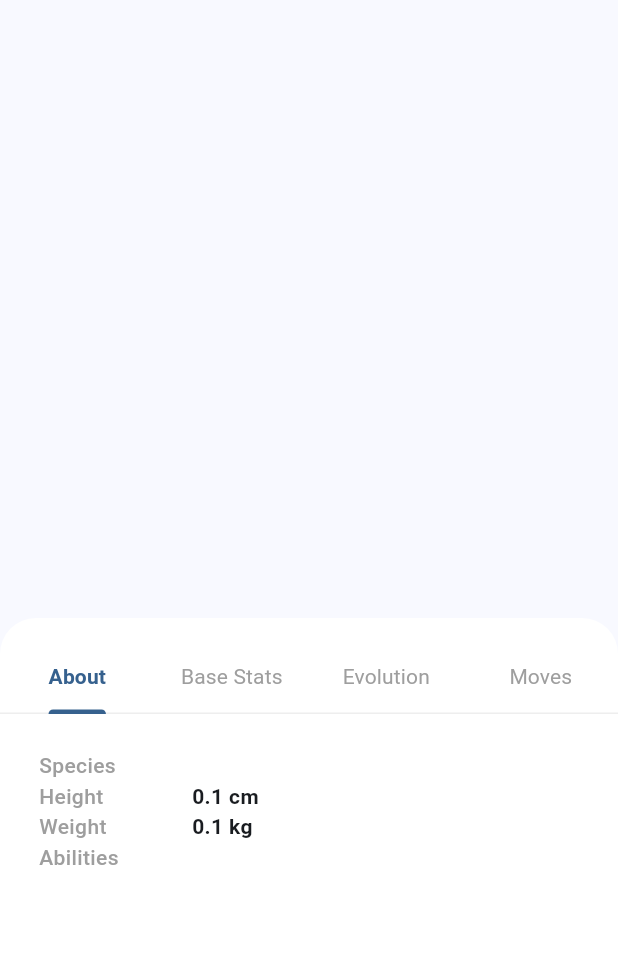
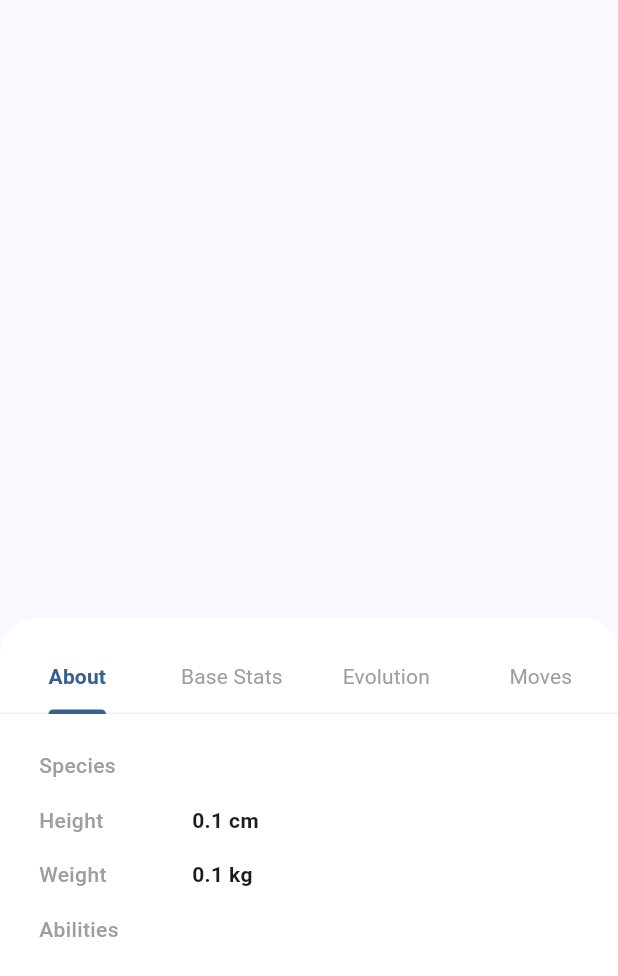
Before and after one commit to ramadhinzaid/pokebag_flutter, a Flutter app: the _PokemonInfoCard widget shown alone on an empty page, opened directly with empty values, on a phone screen of 412 x 824 dp. Shown: the top 976 px of the screen. Run offline on Flutter 3.47's test engine with Material 3 defaults, Android fonts, the phone set to English and light mode, and no system bars; our stand-ins replace dio, equatable, flutter_bloc, fpdart, get_it, go_router; network calls fail.

Commit message:
refactor: Update Pokémon API limit and streamline layout in detail view

```diff
--- a/lib/feature/pokemon/data/source/pokemon_remote_source.dart
+++ b/lib/feature/pokemon/data/source/pokemon_remote_source.dart
@@ -32,7 +32,7 @@ class PokemonRemoteSourceImpl extends PokemonRemoteSource {
     try {
       final result = await _api.get(
         '/pokemon/',
-        params: {'offset': offset, 'limit': 54},
+        params: {'offset': offset, 'limit': 24},
       );
       final response = PokemonResponse.fromJson(result.data);
       if (result.statusCode == 200) return response;
--- a/lib/feature/pokemon/presentation/widget/pokemon_detail_info.dart
+++ b/lib/feature/pokemon/presentation/widget/pokemon_detail_info.dart
@@ -54,12 +54,9 @@ class _PokemonInfoCardState extends State<_PokemonInfoCard>
                 child: TabBarView(
                   controller: _tabController,
                   children: [
-                    Padding(
-                      padding: EdgeInsets.symmetric(
-                        vertical: 24,
-                        horizontal: 26,
-                      ),
+                    _baseLayout(
                       child: Column(
+                        spacing: 16,
                         children: [
                           _aboutChild(
                             title: 'Species',
@@ -86,12 +83,9 @@ class _PokemonInfoCardState extends State<_PokemonInfoCard>
                         ],
                       ),
                     ),
-                    Padding(
-                      padding: const EdgeInsets.symmetric(
-                        horizontal: 26,
-                        vertical: 24,
-                      ),
+                    _baseLayout(
                       child: Column(
+                        spacing: 16,
                         children: (pokemon?.stats ?? [])
                             .map(
                               (e) => Row(
@@ -134,11 +128,7 @@ class _PokemonInfoCardState extends State<_PokemonInfoCard>
                             .toList(),
                       ),
                     ),
-                    Padding(
-                      padding: EdgeInsets.symmetric(
-                        vertical: 24,
-                        horizontal: 26,
-                      ),
+                    _baseLayout(
                       child: Wrap(
                         runSpacing: 16,
                         spacing: 16,
@@ -160,13 +150,10 @@ class _PokemonInfoCardState extends State<_PokemonInfoCard>
                         }).toList(),
                       ),
                     ),
-                    SingleChildScrollView(
-                      padding: EdgeInsets.symmetric(
-                        vertical: 24,
-                        horizontal: 26,
-                      ),
+                    _baseLayout(
                       child: Wrap(
                         spacing: 8,
+                        runSpacing: 8,
                         alignment: WrapAlignment.start,
                         children: (pokemon?.moves ?? [])
                             .map((e) => Chip(label: Text(e?.formatName ?? '')))
@@ -180,6 +167,13 @@ class _PokemonInfoCardState extends State<_PokemonInfoCard>
           ),
         );
       },
+    );
+  }
+
+  Widget _baseLayout({Widget? child}) {
+    return SingleChildScrollView(
+      padding: EdgeInsets.symmetric(vertical: 24, horizontal: 26),
+      child: child,
     );
   }
 
```
